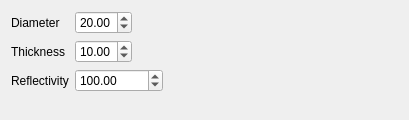
cihologramas/freecad-pyoptools, file freecad/pyoptools/GUI/RoundMirror.ui: the form before one commit.
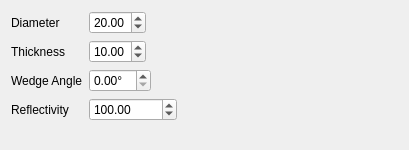
The form after the commit.

Commit message: Add Wedge Angle support for RoundMirror and improve error/version handling (#18)

Diff of the .ui file:
```diff
--- a/freecad/pyoptools/GUI/RoundMirror.ui
+++ b/freecad/pyoptools/GUI/RoundMirror.ui
@@ -7,7 +7,7 @@
     <x>0</x>
     <y>0</y>
     <width>409</width>
-    <height>120</height>
+    <height>150</height>
    </rect>
   </property>
   <property name="windowTitle">
@@ -51,13 +51,36 @@
       </widget>
      </item>
      <item row="2" column="0">
+       <widget class="QLabel" name="label_4">
+        <property name="text">
+         <string>Wedge Angle</string>
+        </property>
+       </widget>
+      </item>
+      <item row="2" column="1">
+       <widget class="QDoubleSpinBox" name="WedgeAngle">
+        <property name="minimum">
+         <double>0.000000000000000</double>
+        </property>
+        <property name="maximum">
+         <double>15.000000000000000</double>
+        </property>
+        <property name="value">
+         <double>0.000000000000000</double>
+        </property>
+        <property name="suffix">
+         <string>°</string>
+        </property>
+       </widget>
+      </item>
+      <item row="3" column="0">
       <widget class="QLabel" name="label_3">
        <property name="text">
         <string>Reflectivity</string>
        </property>
       </widget>
      </item>
-     <item row="2" column="1">
+      <item row="3" column="1">
       <widget class="QDoubleSpinBox" name="Reflectivity">
        <property name="minimum">
         <double>-100000.000000000000000</double>
```
Lines whose indentation alone changed are shown as unchanged. The commit also changes 26 other files.
